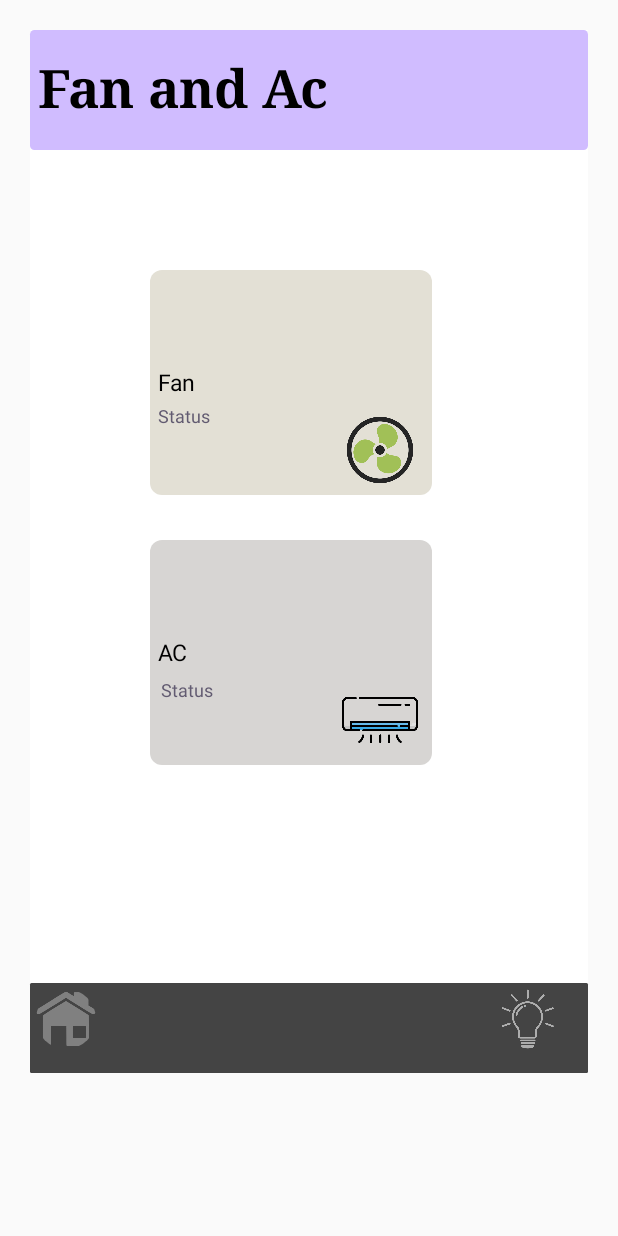
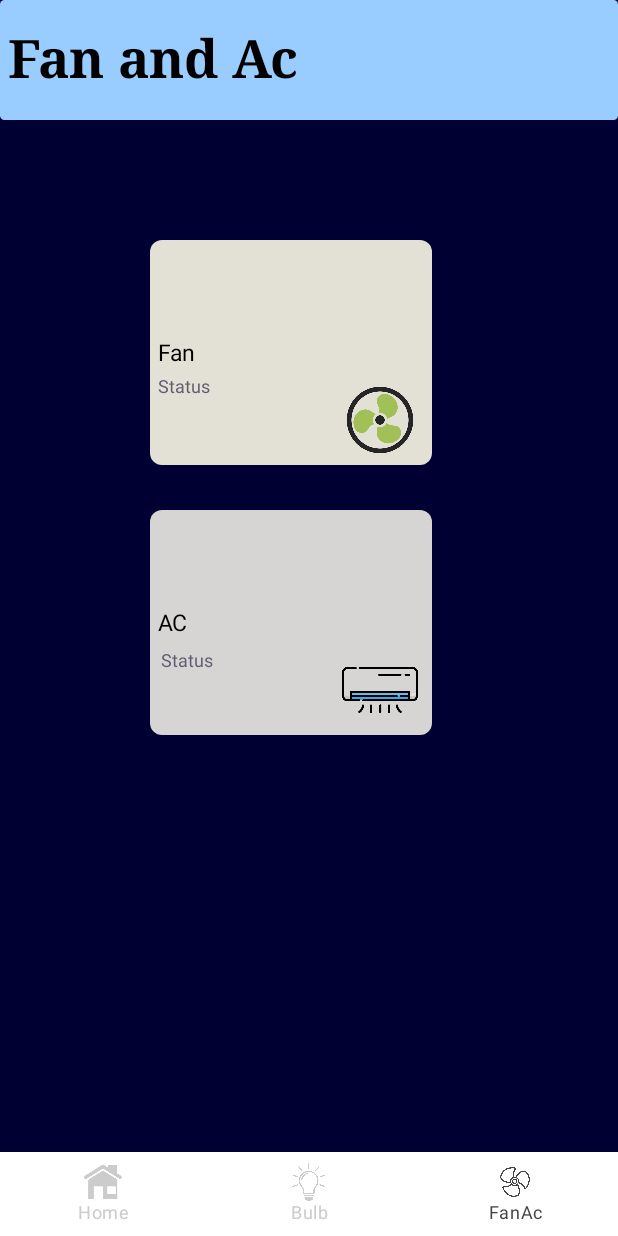
Before and after one commit to jyotip1308/Home-automation-app, an Android app built with Jetpack Compose: the FanAcScreen screen opened through its navigation route, on a phone screen of 412 x 824 dp. Run offline under Robolectric (Android 15) with nearby library versions, the phone set to English and light mode, and no system bars; libraries missing offline, so code that uses them is left out: org.eclipse.paho; 1 statement that could not run was skipped.

Commit message:
Modify the Home automation ui and publish message on server

```diff
--- a/app/src/main/java/com/example/homeapplication/MainActivity.kt
+++ b/app/src/main/java/com/example/homeapplication/MainActivity.kt
@@ -3,7 +3,7 @@ package com.example.homeapplication
 import android.os.Bundle
 import androidx.activity.ComponentActivity
 import androidx.activity.compose.setContent
-import com.example.homeapplication.navigation.customnavigationbar.Navigation
+import com.example.homeapplication.navigation.Navigation
 
 class MainActivity : ComponentActivity() {
     override fun onCreate(savedInstanceState: Bundle?) {
--- /dev/null
+++ b/app/src/main/java/com/example/homeapplication/navigation/Navigation.kt
@@ -0,0 +1,96 @@
+package com.example.homeapplication.navigation
+
+import android.annotation.SuppressLint
+import android.content.Context
+import androidx.compose.foundation.layout.size
+import androidx.compose.material.BottomNavigation
+import androidx.compose.material.BottomNavigationItem
+import androidx.compose.material.MaterialTheme
+import androidx.compose.material.Scaffold
+import androidx.compose.material.Text
+import androidx.compose.runtime.Composable
+import androidx.compose.runtime.getValue
+import androidx.compose.ui.Modifier
+import androidx.compose.ui.graphics.Color
+import androidx.compose.ui.res.painterResource
+import androidx.compose.ui.unit.dp
+import androidx.navigation.NavHostController
+import androidx.navigation.compose.NavHost
+import androidx.navigation.compose.composable
+import androidx.navigation.compose.currentBackStackEntryAsState
+import androidx.navigation.compose.rememberNavController
+import com.example.homeapplication.screen.FanAcScreen
+import com.example.homeapplication.screen.HomeScreen
+import com.example.homeapplication.screen.LedBulbScreen
+
+
+@Composable
+fun NavigationController (navController: NavHostController, context: Context){
+    NavHost(navController = navController, startDestination = NavigationItem.HomeScreen.route){
+        composable (NavigationItem.HomeScreen.route) {
+            HomeScreen()
+        }
+        composable (NavigationItem.LedBulbScreen.route){
+            LedBulbScreen(context)
+        }
+        composable(NavigationItem.FanAcScreen.route){
+            FanAcScreen(context)
+        }
+
+    }
+}
+
+@SuppressLint("UnusedMaterialScaffoldPaddingParameter")
+@Composable
+fun Navigation (context: Context) {
+    val navController = rememberNavController()
+    val screenList = listOf(
+        NavigationItem.HomeScreen,
+        NavigationItem.LedBulbScreen,
+        NavigationItem.FanAcScreen
+    )
+    Scaffold (
+
+        bottomBar = {
+            BottomNavigation(backgroundColor = MaterialTheme.colors.background) {
+
+                val navBackStackEntry by navController.currentBackStackEntryAsState()
+                val currentRoute = navBackStackEntry?.destination?.route
+
+
+                screenList.forEach {
+                    BottomNavigationItem(selected = currentRoute == it.route,
+                        label = {
+                            Text(
+                                text = it.label,
+                                color = if (currentRoute == it.route) Color.DarkGray else Color.LightGray
+                            )
+                        },
+                        icon = {
+                            androidx.compose.material3.Icon(
+                                painter = painterResource(it.icons),
+                                contentDescription = "My Icon",
+                                modifier = Modifier
+                                    .size(25.dp),
+                                tint = if (currentRoute == it.route) Color.DarkGray else Color.LightGray
+                            )
+
+                        },
+                        onClick = {
+                            if(currentRoute!=it.route){
+
+                                navController.graph?.startDestinationRoute?.let {
+                                    navController.popBackStack(it,true)
+                                }
+
+                                navController.navigate(it.route){
+                                    launchSingleTop = true
+                                }
+                            }
+                        })
+                }
+            }
+        }) {
+        NavigationController(navController ,context  )
+    }
+}
--- /dev/null
+++ b/app/src/main/java/com/example/homeapplication/navigation/NavigationItem.kt
@@ -0,0 +1,16 @@
+package com.example.homeapplication.navigation
+
+import com.example.homeapplication.R
+
+
+sealed class NavigationItem(val route: String, val label: String, val icons: Int){
+
+
+
+    object HomeScreen : NavigationItem("home", "Home", R.drawable.img6)
+
+    object LedBulbScreen : NavigationItem("bulb","Bulb", R.drawable.img7)
+
+    object FanAcScreen : NavigationItem("fanAc","FanAc", R.drawable.img8)
+
+}
--- a/app/src/main/java/com/example/homeapplication/navigation/customnavigationbar/HomeNavigation.kt
+++ /dev/null
@@ -1,37 +0,0 @@
-package com.example.homeapplication.navigation.customnavigationbar
-
-import android.content.Context
-import androidx.compose.runtime.Composable
-import androidx.navigation.compose.NavHost
-import androidx.navigation.compose.composable
-import androidx.navigation.compose.rememberNavController
-import com.example.homeapplication.screen.FanAcScreen
-import com.example.homeapplication.screen.HomeScreen
-import com.example.homeapplication.screen.LedBulbScreen
-
-
-@Composable
-fun Navigation(context: Context) {
-    var navController = rememberNavController()
-
-    NavHost(
-        navController = navController,
-        startDestination = "HomeScreen",
-    )
-
-    {
-        composable("HomeScreen") {
-            HomeScreen(navController = navController)
-        }
-        composable("LedBulbScreen") {
-            LedBulbScreen(navController = navController, context )
-        }
-        composable("FanAcScreen") {
-            FanAcScreen(navController = navController)
-        }
-
-
-    }
-
-
-}
--- a/app/src/main/java/com/example/homeapplication/screen/Fan_AC_Screen.kt
+++ b/app/src/main/java/com/example/homeapplication/screen/Fan_AC_Screen.kt
@@ -1,11 +1,15 @@
 package com.example.homeapplication.screen
 
+import android.app.Activity
+import android.content.Context
+import android.content.pm.ActivityInfo
+import android.util.Log
 import androidx.compose.foundation.Image
 import androidx.compose.foundation.background
 import androidx.compose.foundation.clickable
 import androidx.compose.foundation.layout.Box
-import androidx.compose.foundation.layout.Row
 import androidx.compose.foundation.layout.Spacer
+import androidx.compose.foundation.layout.fillMaxSize
 import androidx.compose.foundation.layout.fillMaxWidth
 import androidx.compose.foundation.layout.height
 import androidx.compose.foundation.layout.padding
@@ -15,7 +19,6 @@ import androidx.compose.foundation.lazy.LazyColumn
 import androidx.compose.foundation.lazy.LazyRow
 import androidx.compose.foundation.lazy.items
 import androidx.compose.foundation.shape.RoundedCornerShape
-import androidx.compose.material3.IconButton
 import androidx.compose.material3.Text
 import androidx.compose.runtime.Composable
 import androidx.compose.runtime.getValue
@@ -26,6 +29,7 @@ import androidx.compose.ui.Alignment
 import androidx.compose.ui.Alignment.Companion.CenterStart
 import androidx.compose.ui.Modifier
 import androidx.compose.ui.graphics.Color
+import androidx.compose.ui.platform.LocalContext
 import androidx.compose.ui.res.painterResource
 import androidx.compose.ui.res.stringResource
 import androidx.compose.ui.text.TextStyle
@@ -33,27 +37,59 @@ import androidx.compose.ui.text.font.FontFamily
 import androidx.compose.ui.text.font.FontWeight
 import androidx.compose.ui.unit.dp
 import androidx.compose.ui.unit.sp
-import androidx.navigation.NavController
-import androidx.navigation.NavHostController
 import com.example.homeapplication.R
+import com.example.homeapplication.mqtt.MqttClientHelper
 import com.example.homeapplication.screen.data.Category
 import com.example.homeapplication.screen.data.categoryList7
+import org.eclipse.paho.client.mqttv3.IMqttDeliveryToken
+import org.eclipse.paho.client.mqttv3.MqttCallbackExtended
+import org.eclipse.paho.client.mqttv3.MqttMessage
 
 
 @Composable
-fun FanAcScreen(navController: NavHostController ){
+fun FanAcScreen(context : Context){
+
+    val mqttClient by lazy { MqttClientHelper(context) }
+    mqttClient.setCallback(object : MqttCallbackExtended {
+        override fun connectComplete(reconnect: Boolean, serverURI: String) {
+            Log.w(MqttClientHelper.TAG, "MQTT reconnect...$reconnect")
+
+        }
+
+        override fun connectionLost(cause: Throwable) {
+            Log.e(MqttClientHelper.TAG, "MQTT lost..." + cause.message)
+            val st = "MQTT lost! " + cause.message
+        }
+
+        override fun messageArrived(topic: String, message: MqttMessage) {
+            val mess = message.toString()
+            val log = String.format("MQTT RX [%s]: %s", topic, mess)
+            Log.w(MqttClientHelper.TAG, log)
+
+        }
+
+        override fun deliveryComplete(token: IMqttDeliveryToken) {
+            Log.w(MqttClientHelper.TAG, "Publish success...")
+        }
+    })
+
+    // Lock the screen orientation to portrait mode
+    val activity = LocalContext.current as Activity
+    activity.requestedOrientation = ActivityInfo.SCREEN_ORIENTATION_PORTRAIT
+
+
     LazyColumn(modifier = Modifier
         .fillMaxWidth()
-        .padding(20.dp)
-        .background(Color.White)){
+        .fillMaxSize()
+        //.padding(20.dp)
+        .background(Color(0,0,51))){
         item {
             FanAcText()
             Spacer(modifier = Modifier.height(80.dp))
             FanAcColumn()
             Spacer(modifier = Modifier.height(30.dp))
             AcStatus()
-            Spacer(modifier = Modifier.height(145.dp))
-            BottomNav3(navController = navController)
+
 
         }
     }
@@ -66,7 +102,7 @@ fun FanAcText(){
         modifier = Modifier
             .fillMaxWidth()
             .size(width = 400.dp, height = 80.dp)
-            .background(Color(0xFFD0BCFF), RoundedCornerShape(3.dp)))
+            .background(Color(153,204,255), RoundedCornerShape(3.dp)))
     {
 
         Text(text = stringResource(id = R.string.FanAc),
@@ -76,7 +112,7 @@ fun FanAcText(){
                 fontFamily = FontFamily.Serif),
             modifier = Modifier
                 .padding(start = 5.dp)
-                .align(Alignment.CenterStart)
+                .align(CenterStart)
 
         )
 
@@ -103,10 +139,10 @@ fun FanStatus(
 ){
     var isBulbOn by remember { mutableStateOf(false) }
     Box(modifier = Modifier
-        .padding(start = 80.dp, end = 15.dp)
+        .padding(start = 100.dp, end = 15.dp)
         .clickable { isBulbOn = !isBulbOn }
         .background(
-            if (isBulbOn) Color(51,255,255) else category.color,
+            if (isBulbOn) Color(153,255,255) else category.color,
             RoundedCornerShape(8.dp))
         .width(188.dp)
         .height(150.dp),
@@ -119,7 +155,7 @@ fun FanStatus(
         ),
             modifier = Modifier
                 .padding(start = 5.dp)
-                .align(Alignment.CenterStart)
+                .align(CenterStart)
         )
         Text(text = category.subTitle, style = TextStyle(
             fontSize = 12.sp,
@@ -148,10 +184,10 @@ fun AcStatus(
 ){
     var isBulbOn by remember { mutableStateOf(false) }
     Box(modifier = Modifier
-        .padding(start = 80.dp, end = 15.dp)
+        .padding(start = 100.dp, end = 15.dp)
         .clickable { isBulbOn = !isBulbOn }
         .background(
-            if (isBulbOn) Color(51,255,255) else Color(0XFFD7D5D3), RoundedCornerShape(8.dp))
+            if (isBulbOn) Color(153,255,255) else Color(0XFFD7D5D3), RoundedCornerShape(8.dp))
         .width(188.dp)
         .height(150.dp),
         contentAlignment = CenterStart
@@ -163,7 +199,7 @@ fun AcStatus(
         ),
             modifier = Modifier
                 .padding(start = 5.dp)
-                .align(Alignment.CenterStart)
+                .align(CenterStart)
         )
         Text(text = "Status", style = TextStyle(
             fontSize = 12.sp,
@@ -186,47 +222,6 @@ fun AcStatus(
 
 
 
-@Composable
-fun BottomNav3(navController: NavController){
-    Box(modifier = Modifier
-        .fillMaxWidth()
-        .size(width = 400.dp, height = 60.dp)
-        .background(Color.DarkGray, RoundedCornerShape(1.dp))){
-        Row() {
-            // HomeScreen navigation
-            IconButton(
-                onClick = { navController?.navigate("HomeScreen") },
-
-                )
-            {
-                Image(
-                    painter = painterResource(id = R.drawable.img6),
-                    contentDescription = "",
-                    modifier = Modifier
-                        .size(70.dp)
-                       // .padding(9.dp),
-
-                    )
-            }
-            Spacer(modifier = Modifier.width(260.dp))
-
-            IconButton(
-                onClick = { navController?.navigate("LedBulbScreen") },
-
-                ) {
-                Image(
-                    painter = painterResource(id = R.drawable.img7),
-                    contentDescription = "",
-                    modifier = Modifier
-                        .size(75.dp)
-                       // .padding(9.dp),
-                )
-            }
-
-        }
-
-    }
-}
 
 
 //@Preview(showBackground = true)
--- a/app/src/main/java/com/example/homeapplication/screen/Home_Screen.kt
+++ b/app/src/main/java/com/example/homeapplication/screen/Home_Screen.kt
@@ -1,42 +1,30 @@
 package com.example.homeapplication.screen
 
 import android.app.Activity
-import android.content.Context
 import android.content.pm.ActivityInfo
-import androidx.activity.addCallback
-import androidx.activity.compose.LocalOnBackPressedDispatcherOwner
 import androidx.compose.foundation.Image
 import androidx.compose.foundation.background
-import androidx.compose.foundation.clickable
 import androidx.compose.foundation.layout.Arrangement
 import androidx.compose.foundation.layout.Box
 import androidx.compose.foundation.layout.Column
 import androidx.compose.foundation.layout.Row
 import androidx.compose.foundation.layout.Spacer
+import androidx.compose.foundation.layout.fillMaxSize
 import androidx.compose.foundation.layout.fillMaxWidth
 import androidx.compose.foundation.layout.height
 import androidx.compose.foundation.layout.padding
 import androidx.compose.foundation.layout.size
 import androidx.compose.foundation.layout.width
 import androidx.compose.foundation.lazy.LazyColumn
-import androidx.compose.foundation.lazy.LazyItemScope
 import androidx.compose.foundation.lazy.LazyRow
 import androidx.compose.foundation.lazy.items
 import androidx.compose.foundation.shape.RoundedCornerShape
 import androidx.compose.material3.Icon
-import androidx.compose.material3.IconButton
 import androidx.compose.material3.Text
 import androidx.compose.runtime.Composable
-import androidx.compose.runtime.getValue
-import androidx.compose.runtime.mutableStateOf
-import androidx.compose.runtime.remember
-import androidx.compose.runtime.setValue
-import androidx.compose.ui.Alignment
 import androidx.compose.ui.Alignment.Companion.BottomEnd
 import androidx.compose.ui.Alignment.Companion.Center
-import androidx.compose.ui.Alignment.Companion.CenterEnd
 import androidx.compose.ui.Alignment.Companion.CenterStart
-import androidx.compose.ui.Alignment.Companion.TopStart
 import androidx.compose.ui.Modifier
 import androidx.compose.ui.graphics.Color
 import androidx.compose.ui.platform.LocalContext
@@ -47,47 +35,36 @@ import androidx.compose.ui.text.font.FontFamily
 import androidx.compose.ui.text.font.FontWeight
 import androidx.compose.ui.unit.dp
 import androidx.compose.ui.unit.sp
-import androidx.navigation.NavController
-import androidx.navigation.NavHostController
 import com.example.homeapplication.R
 import com.example.homeapplication.screen.data.Category
 import com.example.homeapplication.screen.data.categoryList
 import com.example.homeapplication.screen.data.categoryList2
-import com.example.homeapplication.ui.theme.DarkOrange
 import com.example.homeapplication.ui.theme.PurpleGrey40
-import com.example.homeapplication.ui.theme.PurpleGrey80
-
 
 
 @Composable
-fun HomeScreen(navController: NavController){
-
+fun HomeScreen(){
 
     // Lock the screen orientation to portrait mode
     val activity = LocalContext.current as Activity
     activity.requestedOrientation = ActivityInfo.SCREEN_ORIENTATION_PORTRAIT
 
-    // Handle back press (optional)
-    val onBackPressed = LocalOnBackPressedDispatcherOwner.current?.onBackPressedDispatcher
-    onBackPressed?.addCallback {
-        // Handle back press event here
-    }
 
     LazyColumn(
         modifier = Modifier
             .fillMaxWidth()
-            .padding(20.dp)
-            .background(Color.White)
+            .fillMaxSize()
+            //.padding(5.dp)
+            .background(Color(0,0,51))
     ){
 
         item {
             Header()
             Spacer(modifier = Modifier.height(15.dp))
             Heading()
-            Spacer(modifier = Modifier.height(40.dp))
+            Spacer(modifier = Modifier.height(60.dp))
             DeviceRow()
-            Spacer(modifier = Modifier.height(110.dp))
-            BottomNav(navController = navController)
+
         }
     }
 }
@@ -98,8 +75,8 @@ fun Heading(){
     Row (
         modifier = Modifier
             .fillMaxWidth()
-            .size(width = 400.dp, height = 120.dp)
-            .background(Color(153, 51, 255), RoundedCornerShape(10.dp))
+            .size(width = 400.dp, height = 100.dp)
+            .background(Color(51, 153, 225), RoundedCornerShape(2.dp))
             .padding(18.dp),
 
         ){
@@ -167,10 +144,8 @@ fun DeviceEachRow1(
     category: Category
 ){
     Box(modifier = Modifier
-        .padding(end = 15.dp)
-
-        .background(category.color, RoundedCornerShape(8.dp)
-        )
+        .padding(end = 15.dp, start = 15.dp)
+        .background(category.color, RoundedCornerShape(8.dp))
         .width(168.dp)
         .height(110.dp)
     ){
@@ -196,10 +171,11 @@ fun DeviceEachRow2(
     category: Category
 ){
     Box(modifier = Modifier
-        .padding(end = 15.dp)
+        .padding(end = 15.dp, start = 15.dp)
         .background(category.color, RoundedCornerShape(8.dp))
         .width(168.dp)
         .height(110.dp)
+
     ){
         Text(text = category.title, style = TextStyle(
             fontSize = 15.sp,
@@ -225,14 +201,16 @@ fun CommonTitle(
 ) {
 
     Row(
-        modifier = Modifier.fillMaxWidth(),
+        modifier = Modifier
+            .fillMaxWidth()
+            .padding(start = 5.dp),
         horizontalArrangement = Arrangement.SpaceBetween
     ) {
         Text(
             text = title, style = TextStyle(
                 fontSize = 20.sp,
                 fontWeight = FontWeight.W600,
-                color = PurpleGrey40
+                color = Color(204,225,225)
             )
         )
     }
@@ -243,7 +221,9 @@ fun CommonTitle(
 @Composable
 fun Header(){
     Row(
-        modifier = Modifier.fillMaxWidth()
+        modifier = Modifier
+            .fillMaxWidth()
+            .padding(start = 5.dp)
     ) {
      Text(
          text = stringResource(id = R.string.heading_text),
@@ -251,62 +231,10 @@ fun Header(){
              fontSize = 35.sp,
              fontWeight = FontWeight.Bold,
              fontFamily = FontFamily.Serif,
-             color = Color.Black
+             color = Color.White,
+
          )
 
      )
     }
 }
-
-@Composable
-fun BottomNav(navController: NavController){
-
-    Box(modifier = Modifier
-        .fillMaxWidth()
-        .size(width = 400.dp, height = 60.dp)
-        .background(Color.DarkGray, RoundedCornerShape(1.dp))) {
-        Row() {
-            // Led Bulb navigation
-            IconButton(
-                onClick = { navController?.navigate("LedBulbScreen") },
-
-                ) {
-                Image(
-                    painter = painterResource(id = R.drawable.img7),
-                    contentDescription = "",
-                    modifier = Modifier
-                        .size(90.dp)
-                     //   .padding(top = 4.dp),
-
-                    )
-            }
-            Spacer(modifier = Modifier.width(260.dp))
-
-            // Fan navigation
-            IconButton(
-                onClick = { navController?.navigate("FanAcScreen") },
-
-                ) {
-                Image(
-                    painter = painterResource(id = R.drawable.img8),
-                    contentDescription = "",
-                    modifier = Modifier
-                        .size(105.dp)
-                       // .padding(9.dp),
-                )
-            }
-
-
-        }
-
-    }
-}
-
-//@Preview(showBackground = true)
-//@Composable
-//fun DefaultPreview(){
-//    Surface(Modifier.fillMaxSize()) {
-//        HomeScreen()
-//    }
-//
-//}
```
Also changed, not shown: app/src/main/java/com/example/homeapplication/navigation/customnavigationbar/BottomNavItem.kt (deleted, +0 -29 lines), app/src/main/java/com/example/homeapplication/screen/Led_BulbScreen.kt (+104 -115 lines), app/src/main/java/com/example/homeapplication/screen/data/devices.kt (+0 -8 lines).
